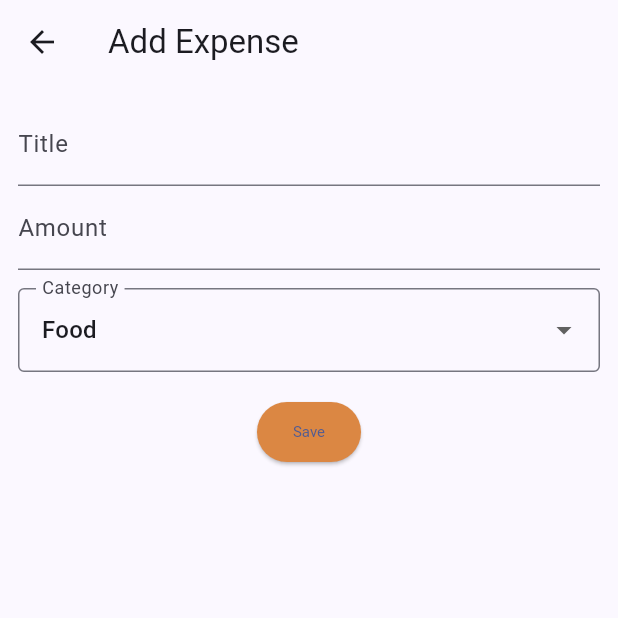
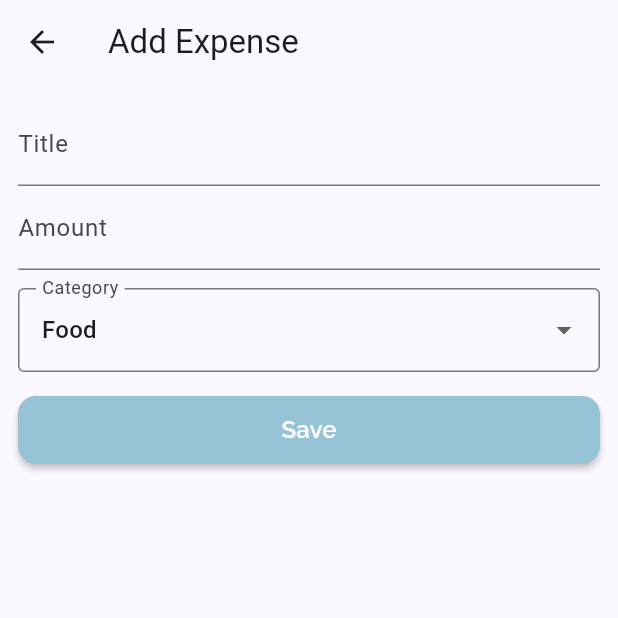
Before and after one commit to utk4rsh92/FinTrack, a Flutter app: the AddExpenseScreen screen opened by its route, on a phone screen of 412 x 824 dp, the top half of it. Run offline on Flutter 3.47's test engine with Material 3 defaults, Android fonts, the phone set to English and light mode, and no system bars; our stand-ins replace fl_chart, go_router, google_fonts, sqflite; accounts and stored records are empty.

```diff
--- a/lib/app_router.dart
+++ b/lib/app_router.dart
@@ -2,19 +2,9 @@
 import 'package:fintrack/ui/screens/add_expense_screen.dart';
 import 'package:fintrack/ui/screens/analytics_screen.dart';
 import 'package:fintrack/ui/screens/dashboard_screen.dart';
+import 'package:fintrack/ui/screens/splash_screen.dart';
 import 'package:flutter/cupertino.dart';
 import 'package:go_router/go_router.dart';
-
-// final appRouter = GoRouter(
-//    initialLocation: '/',
-//    routes: [
-//      GoRoute(path: '/',
-//      builder: (context,state)=>const DashboardScreens() ),
-//      GoRoute(path: '/add',
-//      builder: (context,state)=>const AddExpenseScreen() ),
-//    ],
-// );
-
 
 final _rootNavigatorKey = GlobalKey<NavigatorState>();
 
@@ -24,17 +14,24 @@ final appRouter = GoRouter(
   routes: [
     GoRoute(
       path: '/',
-      builder: (context, state) => const DashboardScreens(),
+      name: 'splash',
+      builder: (context, state) => const SplashScreen(),
       routes: [
         GoRoute(
+          path: 'home',
+          name: 'home',
+          builder: (context, state) => const DashboardScreens(),
+        ),
+        GoRoute(
           path: 'add',
+          name: 'add',
           builder: (context, state) => const AddExpenseScreen(),
         ),
         GoRoute(
           path: 'analytics',
-          builder: (context, state) =>  const AnalyticsScreen(),
+          name: 'analytics',
+          builder: (context, state) => const AnalyticsScreen(),
         ),
-
       ],
     ),
   ],
--- a/lib/ui/screens/add_expense_screen.dart
+++ b/lib/ui/screens/add_expense_screen.dart
@@ -1,5 +1,7 @@
+import 'package:fintrack/ui/theme/app_colors.dart';
 import 'package:flutter/material.dart';
 import 'package:go_router/go_router.dart';
+import 'package:google_fonts/google_fonts.dart';
 import 'package:provider/provider.dart';
 import 'package:uuid/uuid.dart';
 
@@ -48,7 +50,10 @@ class _AddExpenseScreenState extends State<AddExpenseScreen> {
             ),
 
             const SizedBox(height: 16),
-      ElevatedButton(
+            SizedBox(
+              width: double.infinity,   // full width
+              height: 45,               // ideal material button height
+              child: ElevatedButton(
                 onPressed: () {
                   final expense = Expense(
                     id: const Uuid().v4(),
@@ -64,16 +69,23 @@ class _AddExpenseScreenState extends State<AddExpenseScreen> {
                   });
                 },
                 style: ElevatedButton.styleFrom(
-            backgroundColor: const Color(0xffdb8743),
-           // padding: EdgeInsets.symmetric(horizontal: 10, vertical: 20),
-            textStyle: const TextStyle(
-                fontSize: 10,
-                color: Colors.white
-                //fontWeight: FontWeight.bold
+                  backgroundColor: AppColors.primary,
+                  shape: RoundedRectangleBorder(
+                    borderRadius: BorderRadius.circular(12),
+                  ),
+                  elevation: 2,
+                ),
+                child:  Text(
+                  'Save',
+                  style: GoogleFonts.raleway(
+                    fontSize: 16,
+                    fontWeight: FontWeight.w600,
+                    color: Colors.white,
+                  ),
+                ),
+              ),
             )
-        ),
-        child: const Text('Save'),
-      )
+
           ],
     ),
     ),
--- /dev/null
+++ b/lib/ui/theme/app_colors.dart
@@ -0,0 +1,7 @@
+import 'package:flutter/material.dart';
+
+class AppColors {
+
+  static const Color primary =Color(0xff97c3d6);
+
+}
```
Also changed, not shown: lib/ui/screens/dashboard_screen.dart (+68 -6 lines), lib/ui/screens/splash_screen.dart (added, +76 -0 lines), pubspec.lock. Lines whose indentation alone changed are shown as unchanged.
